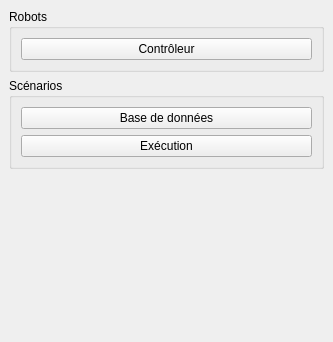
This is run/launcher/resource/launcher.ui in PIBAUR/Plaisir as Qt 5 draws it before an edit. The edited form follows.
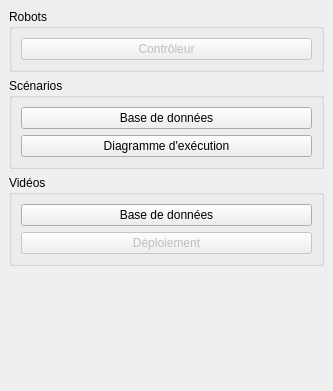
This is the edited form.

Commit message: improve launcher gui (issue #25) edit some params (screen orientation)

```diff
--- a/run/launcher/resource/launcher.ui
+++ b/run/launcher/resource/launcher.ui
@@ -7,7 +7,7 @@
     <x>0</x>
     <y>0</y>
     <width>333</width>
-    <height>342</height>
+    <height>391</height>
    </rect>
   </property>
   <property name="windowTitle">
@@ -23,6 +23,9 @@
       <layout class="QVBoxLayout" name="verticalLayout_2">
        <item>
         <widget class="QPushButton" name="controller_button">
+         <property name="enabled">
+          <bool>false</bool>
+         </property>
          <property name="text">
           <string>Contrôleur</string>
          </property>
@@ -46,8 +49,37 @@
        </item>
        <item>
         <widget class="QPushButton" name="scenarioExecutionDiagram_button">
+         <property name="enabled">
+          <bool>true</bool>
+         </property>
          <property name="text">
-          <string>Exécution</string>
+          <string>Diagramme d'exécution</string>
+         </property>
+        </widget>
+       </item>
+      </layout>
+     </widget>
+    </item>
+    <item>
+     <widget class="QGroupBox" name="groupBox_3">
+      <property name="title">
+       <string>Vidéos</string>
+      </property>
+      <layout class="QVBoxLayout" name="verticalLayout_4">
+       <item>
+        <widget class="QPushButton" name="videoDb_button">
+         <property name="text">
+          <string>Base de données</string>
+         </property>
+        </widget>
+       </item>
+       <item>
+        <widget class="QPushButton" name="deployment_button">
+         <property name="enabled">
+          <bool>false</bool>
+         </property>
+         <property name="text">
+          <string>Déploiement</string>
          </property>
         </widget>
        </item>
```
The commit also changes 4 other files.
